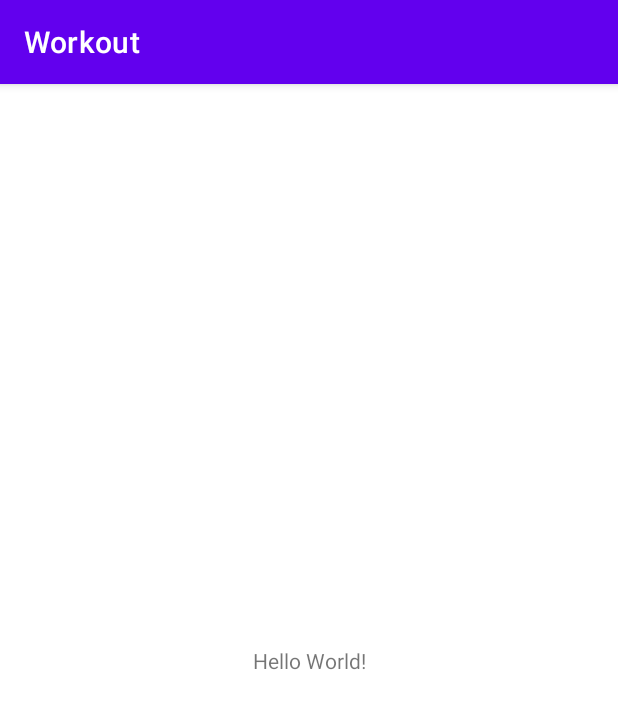
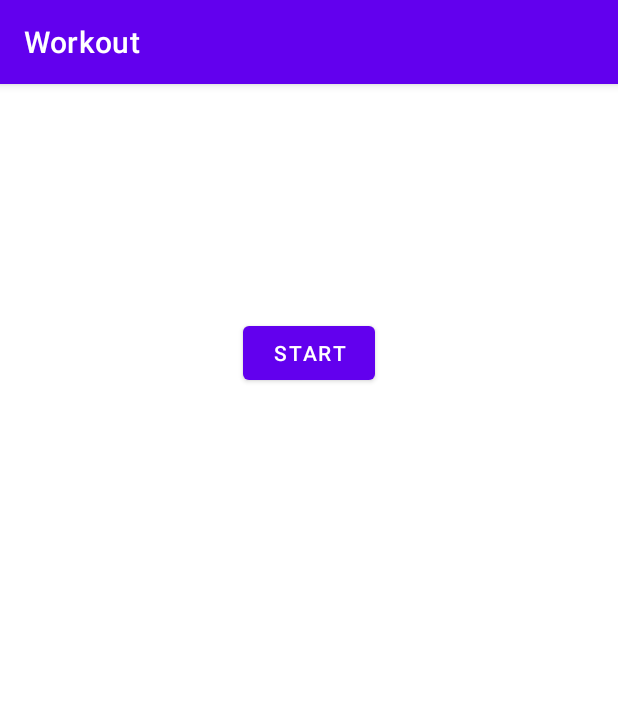
Before and after one commit to Yaqoub2/Workout, an Android app: the screen it shows after launch (MainActivity), on a phone screen of 412 x 824 dp. Shown: the top 709 px of the screen. Run offline under Robolectric (Android 15) with nearby library versions, the phone set to English and light mode, and no system bars.

Commit message:
created start button

```diff
--- a/app/src/main/java/com/example/workout/MainActivity.kt
+++ b/app/src/main/java/com/example/workout/MainActivity.kt
@@ -2,10 +2,18 @@ package com.example.workout
 
 import androidx.appcompat.app.AppCompatActivity
 import android.os.Bundle
+import android.view.View
+import android.widget.Button
+import android.widget.TextView
 
 class MainActivity : AppCompatActivity() {
     override fun onCreate(savedInstanceState: Bundle?) {
         super.onCreate(savedInstanceState)
         setContentView(R.layout.activity_main)
+        val button = findViewById<Button>(R.id.button)
+        val viewT = findViewById<TextView>(R.id.viewText)
+        button.setOnClickListener {
+            viewT.visibility = View.VISIBLE
+        }
     }
 }
--- a/app/src/main/res/layout/activity_main.xml
+++ b/app/src/main/res/layout/activity_main.xml
@@ -7,10 +7,23 @@
     tools:context=".MainActivity">
 
     <TextView
+        android:id="@+id/viewText"
         android:layout_width="wrap_content"
         android:layout_height="wrap_content"
         android:text="Hello World!"
+        android:visibility="invisible"
         app:layout_constraintBottom_toBottomOf="parent"
+        app:layout_constraintEnd_toEndOf="parent"
+        app:layout_constraintStart_toStartOf="parent"
+        app:layout_constraintTop_toTopOf="parent"
+        app:layout_constraintVertical_bias="0.478" />
+
+    <Button
+        android:id="@+id/button"
+        android:layout_width="wrap_content"
+        android:layout_height="wrap_content"
+        android:text="Start"
+        app:layout_constraintBottom_toTopOf="@+id/viewText"
         app:layout_constraintEnd_toEndOf="parent"
         app:layout_constraintStart_toStartOf="parent"
         app:layout_constraintTop_toTopOf="parent" />
```
